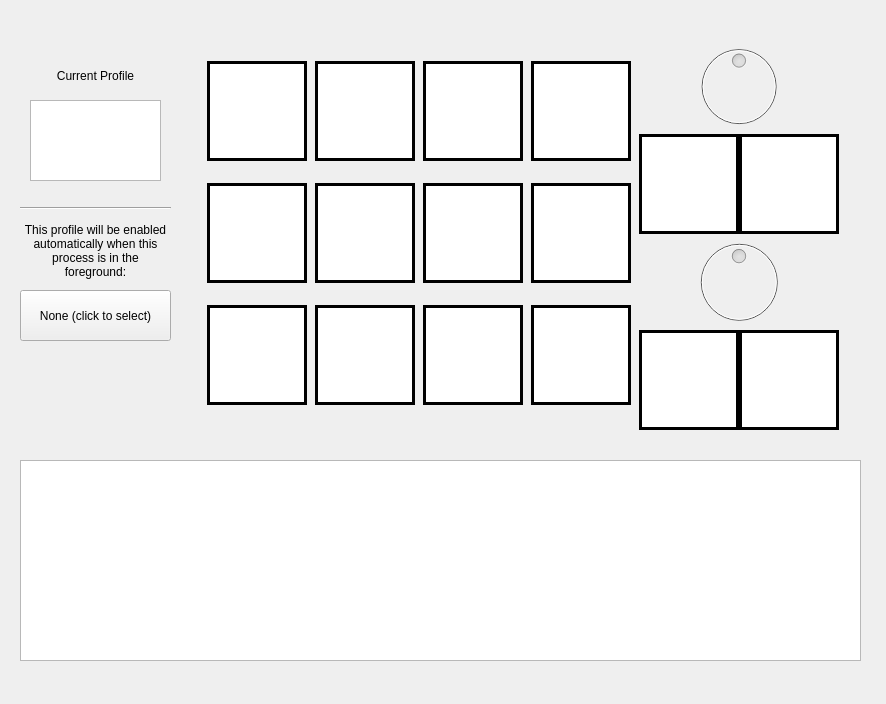
First picture: the form in resources/interface.ui, repository Tizzu/BagOnKey, before the edit.
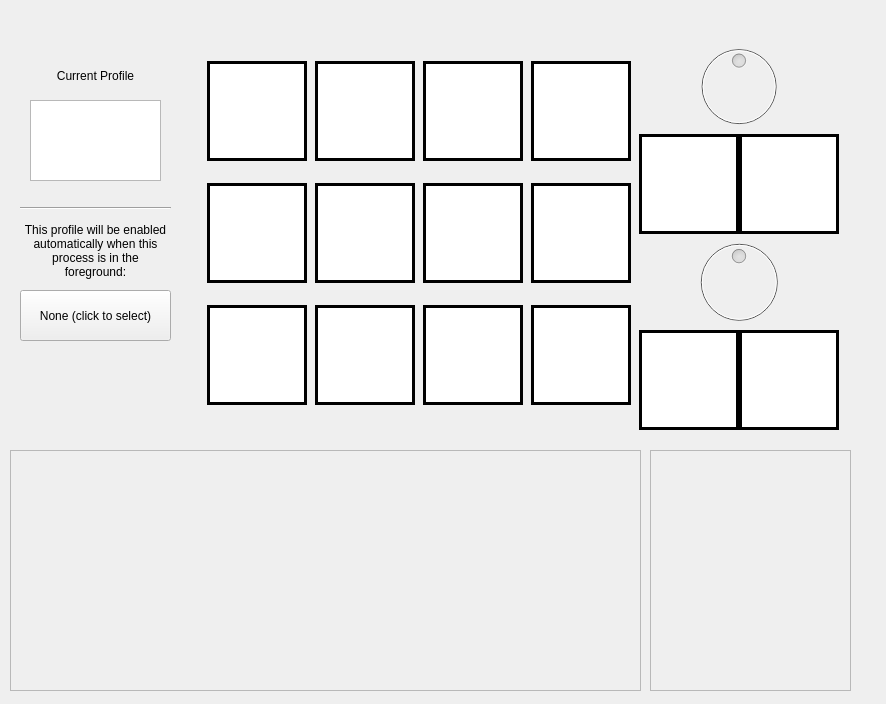
Second picture: the form after the edit.

Commit message: Add shortcut management feature with dynamic button creation and UI updates

What changed in the file:
```diff
--- a/resources/interface.ui
+++ b/resources/interface.ui
@@ -452,16 +452,6 @@
      </item>
     </layout>
    </widget>
-   <widget class="QListWidget" name="functionsList">
-    <property name="geometry">
-     <rect>
-      <x>20</x>
-      <y>460</y>
-      <width>841</width>
-      <height>201</height>
-     </rect>
-    </property>
-   </widget>
    <widget class="QLabel" name="label">
     <property name="geometry">
      <rect>
@@ -544,6 +534,52 @@
      <string>None (click to select)</string>
     </property>
    </widget>
+   <widget class="QScrollArea" name="ideasList">
+    <property name="geometry">
+     <rect>
+      <x>10</x>
+      <y>450</y>
+      <width>631</width>
+      <height>241</height>
+     </rect>
+    </property>
+    <property name="widgetResizable">
+     <bool>true</bool>
+    </property>
+    <widget class="QWidget" name="scrollAreaWidgetContents">
+     <property name="geometry">
+      <rect>
+       <x>0</x>
+       <y>0</y>
+       <width>629</width>
+       <height>239</height>
+      </rect>
+     </property>
+    </widget>
+   </widget>
+   <widget class="QScrollArea" name="description">
+    <property name="geometry">
+     <rect>
+      <x>650</x>
+      <y>450</y>
+      <width>201</width>
+      <height>241</height>
+     </rect>
+    </property>
+    <property name="widgetResizable">
+     <bool>true</bool>
+    </property>
+    <widget class="QWidget" name="scrollAreaWidgetContents_2">
+     <property name="geometry">
+      <rect>
+       <x>0</x>
+       <y>0</y>
+       <width>199</width>
+       <height>239</height>
+      </rect>
+     </property>
+    </widget>
+   </widget>
   </widget>
  </widget>
  <tabstops>
```
Left out of the diff: 1 changed line with no effect on the pictures. The commit also changes 3 other files.
